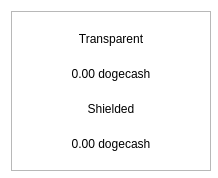
Qt form src/qt/dogecash/forms/balancebubble.ui (Liquid369/blank) before a commit.
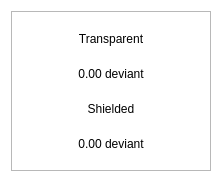
The same form after that commit.

Diff of the .ui file:
```diff
--- a/src/qt/dogecash/forms/balancebubble.ui
+++ b/src/qt/dogecash/forms/balancebubble.ui
@@ -87,7 +87,7 @@
          <string notr="true"/>
         </property>
         <property name="text">
-         <string>0.00 dogecash</string>
+         <string>0.00 deviant</string>
         </property>
         <property name="alignment">
          <set>Qt::AlignCenter</set>
@@ -113,7 +113,7 @@
          <string notr="true"/>
         </property>
         <property name="text">
-         <string>0.00 dogecash</string>
+         <string>0.00 deviant</string>
         </property>
         <property name="alignment">
          <set>Qt::AlignCenter</set>
```
